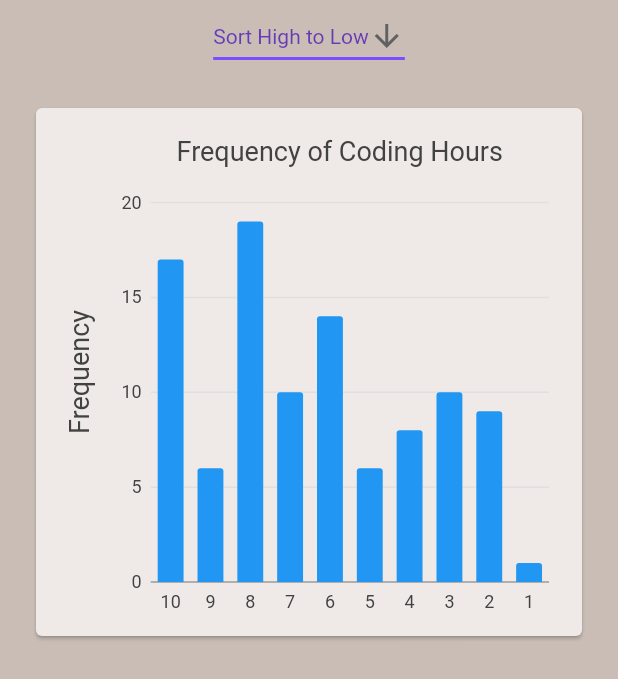
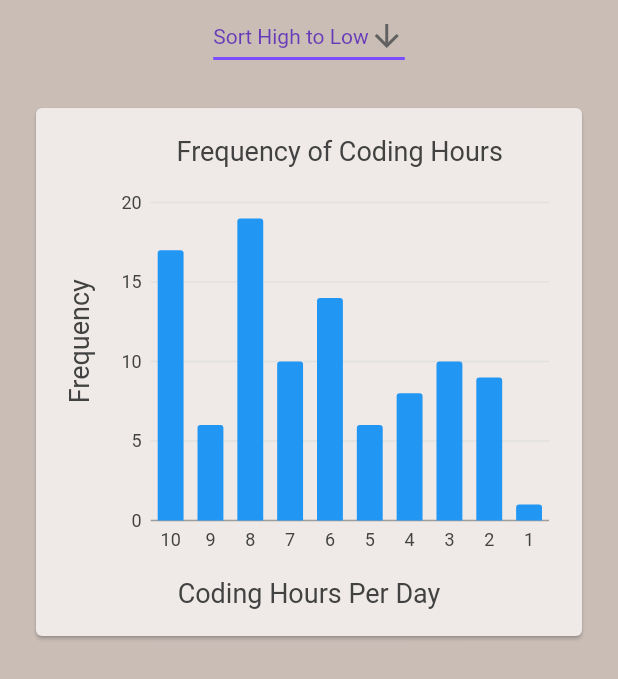
Before and after one commit to reeceholmdahl/cs3541-coffee-and-code, a Flutter app: the GraphWidgetCodingHours widget shown alone on an empty page, opened directly, on a phone screen of 412 x 824 dp. Shown: the top 679 px of the screen. Run offline on Flutter 3.47's test engine with Material 2 defaults, Android fonts, the phone set to English and light mode, and no system bars; our stand-ins replace charts_flutter, firebase_core, firebase_database, numberpicker, youtube_player_flutter; missing offline and left inert: flutter_alarm_clock, flutter_grid_button; accounts and stored records are empty.

```diff
--- a/lib/informatics.dart
+++ b/lib/informatics.dart
@@ -279,10 +279,9 @@ class _GraphWidgetState extends State<GraphWidget> {
 
 
   static Container graphBuilderHistogram(List<charts.Series<SimpleObject, String>> series,
-      bool showLabel, String title, String leftAxis) {
+      String title, String leftAxis, String rightAxis) {
     final chart;
 
-    if (showLabel) {
       chart = charts.BarChart(
         series,
         animate: true,
@@ -299,31 +298,12 @@ class _GraphWidgetState extends State<GraphWidget> {
               behaviorPosition: charts.BehaviorPosition.start,
               titleOutsideJustification:
               charts.OutsideJustification.middleDrawArea),
+          new charts.ChartTitle(rightAxis,
+          behaviorPosition: charts.BehaviorPosition.bottom,
+          titleOutsideJustification: charts.OutsideJustification.middleDrawArea)
         ],
       );
-    } else {
-      chart = charts.BarChart(series,
-          animate: true,
-          behaviors: [
-            new charts.ChartTitle(title,
-                behaviorPosition: charts.BehaviorPosition.top,
-                titleOutsideJustification: charts.OutsideJustification.start,
-                // Set a larger inner padding than the default (10) to avoid
-                // rendering the text too close to the top measure axis tick label.
-                // The top tick label may extend upwards into the top margin region
-                // if it is located at the top of the draw area.
-                innerPadding: 18),
-            new charts.ChartTitle(leftAxis,
-                behaviorPosition: charts.BehaviorPosition.start,
-                titleOutsideJustification:
-                charts.OutsideJustification.middleDrawArea),
-          ],
-          domainAxis: new charts.OrdinalAxisSpec(
-            // Make sure that we draw the domain axis line.
-              showAxisLine: true,
-              // But don't draw anything else.
-              renderSpec: new charts.NoneRenderSpec()));
-    }
+
     return Container(
       height: 400,
       padding: EdgeInsets.all(20),
@@ -507,7 +487,7 @@ class _GraphWidgetCoffeeCupsState extends State<GraphWidgetCoffeeCups> {
               measureFn: (SimpleObject object, _) => object.data2,
               colorFn: (_, __) => charts.ColorUtil.fromDartColor(Colors.blue),
             )
-          ], true, "Frequency of Coffee Cups per Day", "Frequency")
+          ], "Frequency of Coffee Cups per Day", "Frequency", "Coffee Cups Per Day")
         ],
       ),
     );
@@ -565,7 +545,7 @@ class _GraphWidgetCodingHoursState extends State<GraphWidgetCodingHours> {
               measureFn: (SimpleObject object, _) => object.data2,
               colorFn: (_, __) => charts.ColorUtil.fromDartColor(Colors.blue),
             )
-          ], true, "Frequency of Coding Hours", "Frequency")
+          ], "Frequency of Coding Hours", "Frequency", "Coding Hours Per Day")
         ],
       ),
     );
```
